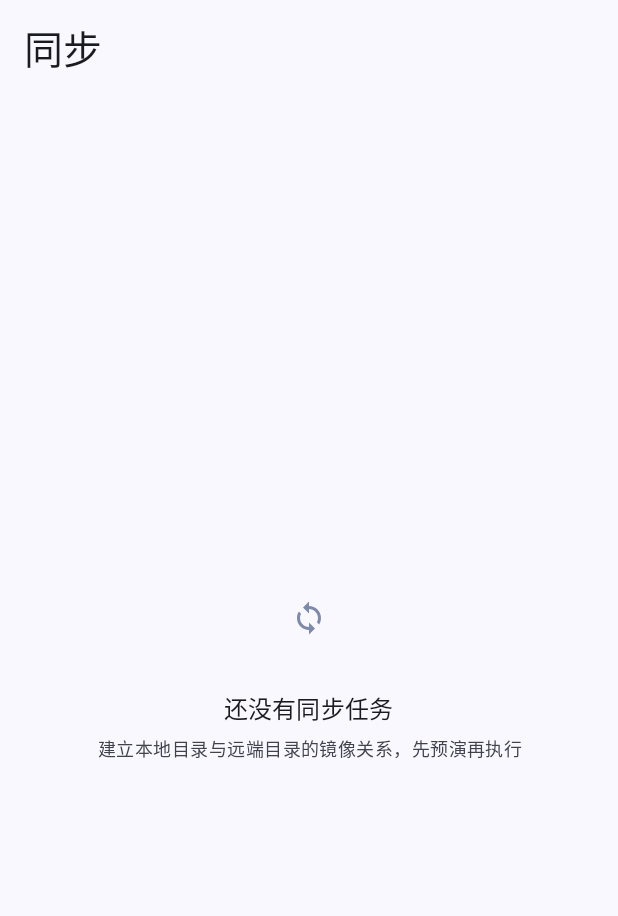
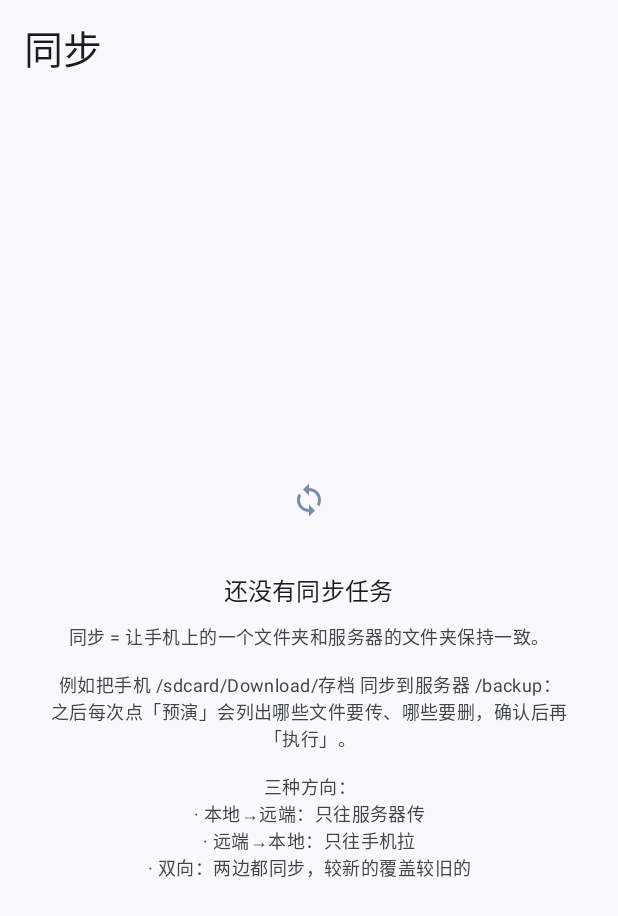
Before and after one commit to silentpear/AndFrp-plus, an Android app built with Jetpack Compose: the composable SyncScreen shown on its own in the app's theme, on a phone screen of 412 x 824 dp. Shown: the top 916 px of the screen. Run offline under Robolectric (Android 15) with nearby library versions, the phone set to English and light mode, and no system bars.

Commit message:
fix: transfers never connected; add upload picker and sorting
- TransferManager.connect() created the client but never called connect(),
  so every download/upload failed with '未连接'. Now it connects and caches.
- 上传文件到当前目录 uses the system file picker (OpenMultipleDocuments),
  copies the picked files into the app cache and queues the upload.
- sort menu: name / size / modified time, ascending or descending;
  directories always stay on top.
- sync screen now explains what the feature does with a concrete example.

Build: 30 files, 289 classes, 0 errors.

```diff
--- a/app/src/main/java/io/github/silentpear/andfrpplus/ui/SyncScreen.kt
+++ b/app/src/main/java/io/github/silentpear/andfrpplus/ui/SyncScreen.kt
@@ -97,9 +97,15 @@ fun SyncScreen(viewModel: MainViewModel, modifier: Modifier = Modifier) {
                 )
                 Spacer(Modifier.height(16.dp))
                 Text("还没有同步任务", style = MaterialTheme.typography.titleMedium)
-                Spacer(Modifier.height(6.dp))
+                Spacer(Modifier.height(10.dp))
                 Text(
-                    "建立本地目录与远端目录的镜像关系，先预演再执行",
+                    "同步 = 让手机上的一个文件夹和服务器的文件夹保持一致。\n\n" +
+                        "例如把手机 /sdcard/Download/存档 同步到服务器 /backup：\n" +
+                        "之后每次点「预演」会列出哪些文件要传、哪些要删，确认后再「执行」。\n\n" +
+                        "三种方向：\n" +
+                        "· 本地→远端：只往服务器传\n" +
+                        "· 远端→本地：只往手机拉\n" +
+                        "· 双向：两边都同步，较新的覆盖较旧的",
                     style = MaterialTheme.typography.bodySmall,
                     color = MaterialTheme.colorScheme.onSurfaceVariant,
                     textAlign = androidx.compose.ui.text.style.TextAlign.Center
```
Also changed, not shown: app/src/main/java/io/github/silentpear/andfrpplus/transfer/TransferManager.kt (+5 -2 lines), app/src/main/java/io/github/silentpear/andfrpplus/ui/BrowserScreen.kt (+79 -4 lines).
